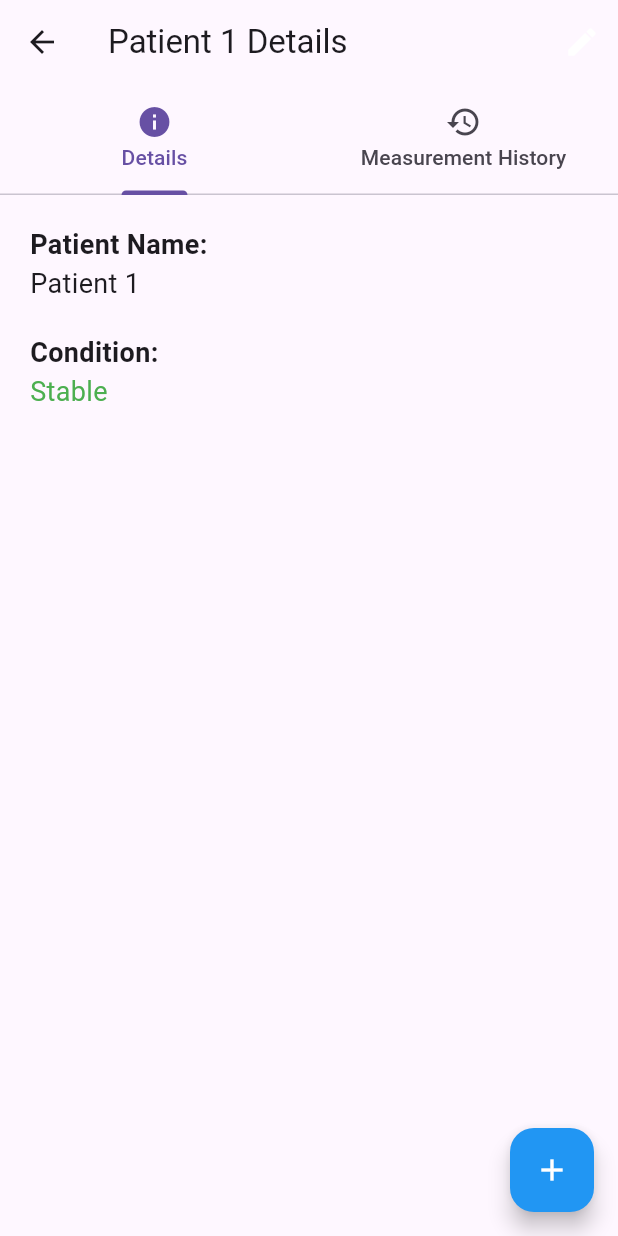
After one commit to ywu256/MAPD722_Project, a Flutter app: the PatientListPage screen opened directly, after a tap on the "info" icon, on a phone screen of 412 x 824 dp. The commit adds this screen. Run offline on Flutter 3.47's test engine with Material 3 defaults, Android fonts, the light colour scheme and no system bars.

Commit message:
Add patient details page and measurement history

```diff
--- /dev/null
+++ b/lib/PatientDetailsScreen.dart
@@ -0,0 +1,102 @@
+import 'package:flutter/material.dart';
+import 'EditPatientScreen.dart';
+
+class PatientDetailsScreen extends StatefulWidget {
+  final String patientName;
+  final bool isCritical;
+
+  const PatientDetailsScreen({super.key, required this.patientName, required this.isCritical});
+
+  @override
+  _PatientDetailsScreenState createState() => _PatientDetailsScreenState();
+}
+
+class _PatientDetailsScreenState extends State<PatientDetailsScreen> {
+  List<Map<String, String>> measurementHistory = [
+    {"date": "2024-02-20", "value": "Blood Pressure: 120/80"},
+  ];
+
+  // Navigate to EditPatientScreen
+  void _editPatient() {}
+
+  // Navigate to AddMeasurementScreen
+  void _addMeasurement() {}
+
+  @override
+  Widget build(BuildContext context) {
+    return DefaultTabController(
+      length: 2,
+      child: Scaffold(
+        appBar: AppBar(
+          title: Text("${widget.patientName} Details"),
+          actions: [
+            /*----- Edit Patient -----*/
+            IconButton(
+              icon: const Icon(Icons.edit, color: Colors.white),
+              onPressed: _editPatient,
+            ),
+          ],
+          bottom: const TabBar(
+            tabs: [
+              Tab(icon: Icon(Icons.info), text: "Details"),
+              Tab(icon: Icon(Icons.history), text: "Measurement History"),
+            ],
+          ),
+        ),
+        body: TabBarView(
+          children: [
+            /*----- First Tab: Patient's Details -----*/
+            _buildDetailsTab(),
+            /*----- Second Tab: Patient's measurement History -----*/
+            _buildMeasurementHistoryTab(),
+          ],
+        ),
+        floatingActionButton: FloatingActionButton(
+          onPressed: _addMeasurement,
+          backgroundColor: Colors.blue,
+          child: const Icon(Icons.add, color: Colors.white),
+        ),
+      ),
+    );
+  }
+
+  // Create a patient's details page
+  Widget _buildDetailsTab() {
+    return Padding(
+      padding: const EdgeInsets.all(20),
+      child: Column(
+        crossAxisAlignment: CrossAxisAlignment.start,
+        children: [
+          const Text("Patient Name:", style: TextStyle(fontSize: 18, fontWeight: FontWeight.bold)),
+          Text(widget.patientName, style: const TextStyle(fontSize: 18)),
+
+          const SizedBox(height: 20),
+
+          const Text("Condition:", style: TextStyle(fontSize: 18, fontWeight: FontWeight.bold)),
+          Text(
+            widget.isCritical ? "Critical" : "Stable",
+            style: TextStyle(fontSize: 18, color: widget.isCritical ? Colors.red : Colors.green),
+          ),
+        ],
+      ),
+    );
+  }
+
+  // Create a patient's measurement history page
+  Widget _buildMeasurementHistoryTab() {
+    return ListView.builder(
+      padding: const EdgeInsets.all(20),
+      itemCount: measurementHistory.length,
+      itemBuilder: (context, index) {
+        final measurement = measurementHistory[index];
+        return Card(
+          child: ListTile(
+            leading: const Icon(Icons.monitor_heart, color: Colors.blue),
+            title: Text(measurement["value"]!),
+            subtitle: Text("Date: ${measurement["date"]}"),
+          ),
+        );
+      },
+    );
+  }
+}
--- a/lib/PatientListScreen.dart
+++ b/lib/PatientListScreen.dart
@@ -1,6 +1,7 @@
 import 'package:flutter/material.dart';
 import 'AddPatientScreen.dart';
 import 'EditPatientScreen.dart';
+import 'PatientDetailsScreen.dart';
 
 class PatientListPage extends StatefulWidget {
   @override
@@ -34,6 +35,19 @@ class _PatientListState extends State<PatientListPage> {
     setState(() {
       patients.removeAt(index);
     });
+  }
+
+  // View patient's detail
+  void _viewPatientDetails(int index) {
+    Navigator.push(
+      context,
+      MaterialPageRoute(
+        builder: (context) => PatientDetailsScreen(
+          patientName: patients[index]['name'],
+          isCritical: patients[index]['isCritical'],
+        ),
+      ),
+    );
   }
 
   // To edit a patient
@@ -95,8 +109,8 @@ class _PatientListState extends State<PatientListPage> {
                           Row(
                             children: [
                               IconButton(
-                                onPressed: () => _editPatient(index),
-                                icon: Icon(Icons.edit, color: Colors.black),
+                                onPressed: () => _viewPatientDetails(index),
+                                icon: const Icon(Icons.info, color: Colors.blue),
                                 iconSize: 30,
                               ),
                               IconButton(
```
